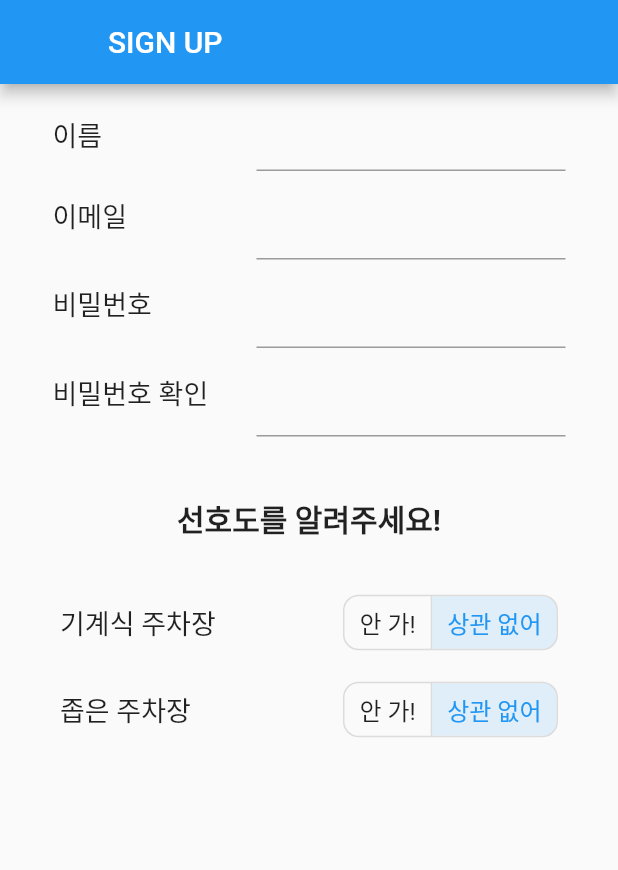
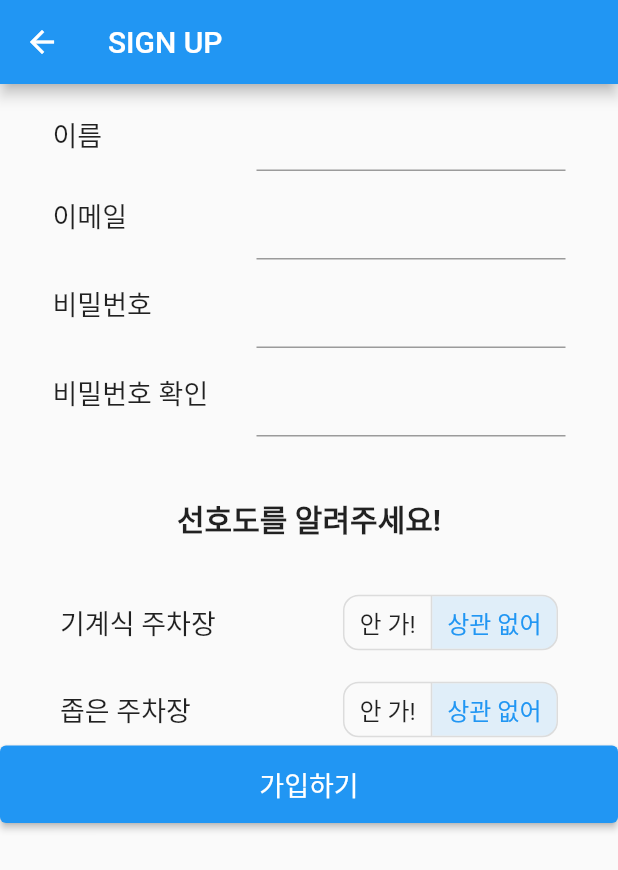
Before and after one commit to ASAP-STAYA/asap_client, a Flutter app: the SignUpScreen screen opened directly, on a phone screen of 412 x 824 dp. Shown: the top 870 px of the screen. Run offline on Flutter 3.47's test engine with Material 2 defaults, Android fonts, the phone set to English and light mode, and no system bars; missing offline and left inert: kakao_flutter_sdk, kakao_flutter_sdk_common.

Commit message:
가입하기 버튼 추가

```diff
--- a/lib/screen/screen_sign_up.dart
+++ b/lib/screen/screen_sign_up.dart
@@ -80,7 +80,7 @@ class _SignUpScreen extends State<SignUpScreen> {
       child: Scaffold(
         appBar: AppBar(
           title: Text('SIGN UP'),
-          leading: Container(),
+          // leading: Container(),
         ),
         body: Container(
           child: ListView(
@@ -123,6 +123,14 @@ class _SignUpScreen extends State<SignUpScreen> {
                     child: _inputPreference("좁은 주차장"),
                   )
                 ],
+              ),
+              ElevatedButton(
+                style: ElevatedButton.styleFrom(padding: EdgeInsets.symmetric(vertical: height * 0.015)),
+                onPressed: () => _checkValidation(),
+                child: const Text(
+                  '가입하기',
+                  style: TextStyle(fontSize: 18),
+                ),
               ),
             ],
           ),
@@ -196,7 +204,7 @@ Widget _inputForm(String name, TextEditingController textEditingController,
       decoration: InputDecoration(
         label: Text(
           errorMsg,
-          style: TextStyle(color: Colors.red),
+          style: TextStyle(color: Colors.red, fontSize: 14),
         ),
       ),
     );
@@ -213,7 +221,7 @@ Widget _inputForm(String name, TextEditingController textEditingController,
       decoration: InputDecoration(
         label: Text(
           errorMsg,
-          style: TextStyle(color: Colors.red),
+          style: TextStyle(color: Colors.red, fontSize: 13),
         ),
       ),
     );
```
